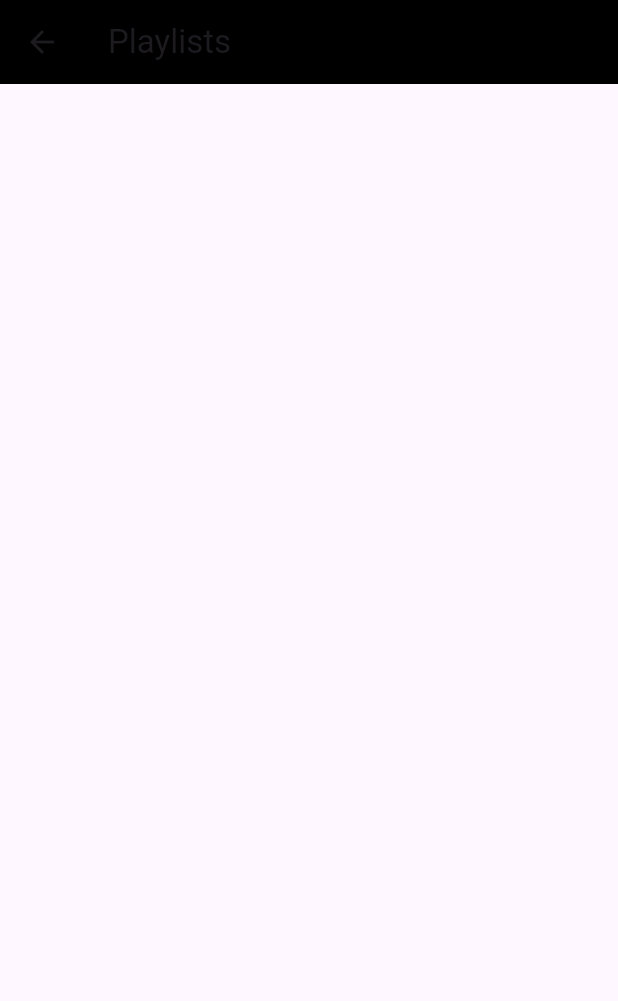
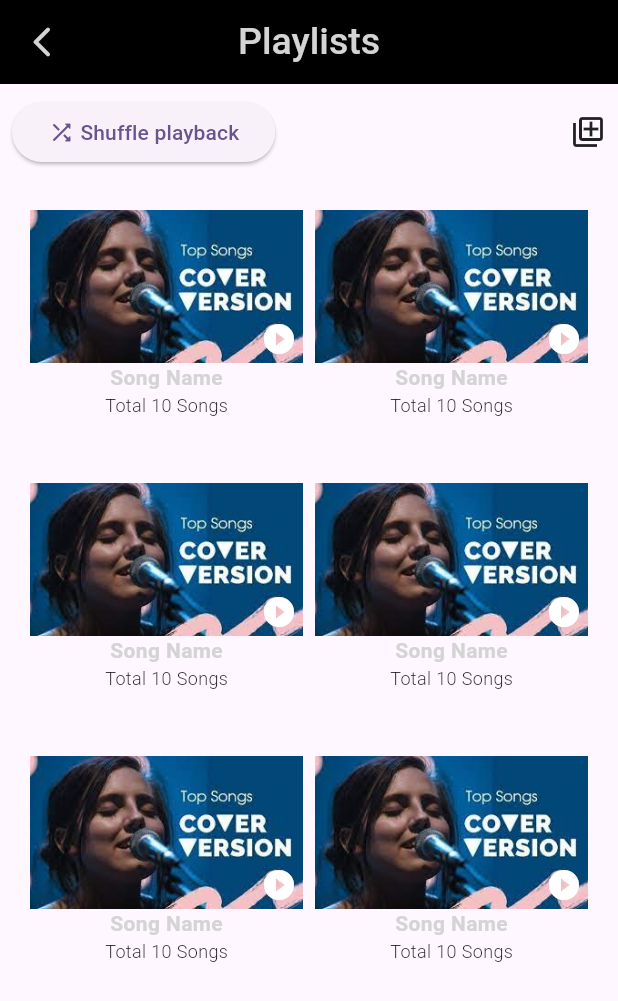
Before and after one commit to Filopatir-Mamdouh/music_player, a Flutter app: the Playlists screen opened directly, on a phone screen of 412 x 824 dp. Shown: the top 1001 px of the screen. Run offline on Flutter 3.47's test engine with Material 2 defaults, Android fonts, the phone set to English and light mode, and no system bars.

Commit message:
Added Files

```diff
--- /dev/null
+++ b/lib/const/color.dart
@@ -0,0 +1,3 @@
+import 'package:flutter/material.dart';
+
+class Colors {}
--- a/lib/main.dart
+++ b/lib/main.dart
@@ -1,5 +1,7 @@
 import 'package:flutter/material.dart';
 import 'package:music_player/pages/home.dart';
+import 'package:music_player/pages/playlists.dart';
+import 'package:music_player/pages/recent.dart';
 
 void main() {
   runApp(const MyApp());
@@ -32,6 +34,7 @@ class MyApp extends StatelessWidget {
           colorScheme: ColorScheme.fromSeed(seedColor: Colors.deepPurple),
           useMaterial3: true,
         ),
-        home: Homebage());
+        debugShowCheckedModeBanner: false,
+        home: const Recent());
   }
 }
--- a/lib/pages/playlists.dart
+++ b/lib/pages/playlists.dart
@@ -1,5 +1,6 @@
 import 'package:flutter/material.dart';
 import 'package:music_player/utils/colors.dart';
+import 'package:music_player/widgets/appbar.dart';
 
 class Playlists extends StatelessWidget {
   const Playlists({super.key});
@@ -7,9 +8,69 @@ class Playlists extends StatelessWidget {
   @override
   Widget build(BuildContext context) {
     return Scaffold(
-      appBar: AppBar(
-        title: const Text('Playlists'),
-        backgroundColor: mobileBackgroundColor,
+      appBar: customAppBar(context, 'Playlists'),
+      body: SingleChildScrollView(
+        child: Column(
+          children: <Widget>[
+            Padding(
+              padding: const EdgeInsets.all(8.0),
+              child: Row(
+                mainAxisAlignment: MainAxisAlignment.spaceBetween,
+                children: <Widget>[
+                  ElevatedButton(
+                    child: const Row(
+                      children: <Widget>[
+                        Icon(Icons.shuffle_rounded),
+                        Text('\tShuffle playback'),
+                      ],
+                    ),
+                    onPressed: () {},
+                  ),
+                  const Icon(Icons.add_to_photos_outlined)
+                ],
+              ),
+            ),
+            GridView(
+              shrinkWrap: true,
+              scrollDirection: Axis.vertical,
+              primary: false,
+              padding: const EdgeInsets.all(20),
+              gridDelegate: const SliverGridDelegateWithFixedCrossAxisCount(
+                  crossAxisCount: 2, crossAxisSpacing: 8),
+              children: [
+                for (int i = 0; i < 6; i++)
+                  Column(
+                    mainAxisSize: MainAxisSize.min,
+                    children: [
+                      Stack(
+                        children: [
+                          Image.asset('assets/song.jpeg'),
+                          const Positioned(
+                            bottom: 4,
+                            right: 4,
+                            child: Icon(
+                              Icons.play_circle_fill,
+                              color: Colors.white,
+                            ),
+                          )
+                        ],
+                      ),
+                      const Text(
+                        'Song Name',
+                        style: TextStyle(
+                            fontWeight: FontWeight.w600, color: secondaryColor),
+                      ),
+                      const Text(
+                        'Total 10 Songs',
+                        style: TextStyle(
+                            fontWeight: FontWeight.w300, fontSize: 12),
+                      ),
+                    ],
+                  )
+              ],
+            )
+          ],
+        ),
       ),
     );
   }
--- a/lib/utils/colors.dart
+++ b/lib/utils/colors.dart
@@ -4,4 +4,4 @@ const mobileBackgroundColor = Color.fromRGBO(0, 0, 0, 1);
 const mobileSearchColor = Color.fromRGBO(38, 38, 38, 1);
 const blueColor = Color.fromRGBO(0, 149, 246, 1);
 const primaryColor = Color.fromARGB(255, 34, 33, 33);
-const secondaryColor = Color.fromARGB(255, 63, 61, 61);
+const secondaryColor = Color.fromARGB(255, 212, 212, 212);
--- /dev/null
+++ b/lib/widgets/appbar.dart
@@ -0,0 +1,26 @@
+import 'package:flutter/material.dart';
+
+import '../utils/colors.dart';
+
+PreferredSizeWidget customAppBar(
+  BuildContext context,
+  String title,
+) {
+  return AppBar(
+    leading: IconButton(
+        onPressed: () {
+          Navigator.of(context).pop();
+        },
+        icon: const Icon(
+          Icons.arrow_back_ios_new_rounded,
+          color: secondaryColor,
+        )),
+    centerTitle: true,
+    title: Text(
+      title,
+      style: const TextStyle(
+          fontSize: 25, fontWeight: FontWeight.w500, color: secondaryColor),
+    ),
+    backgroundColor: mobileBackgroundColor,
+  );
+}
```
Also changed, not shown: lib/pages/recent.dart (added, +68 -0 lines), assets/song.jpeg (added), 1 other file.
